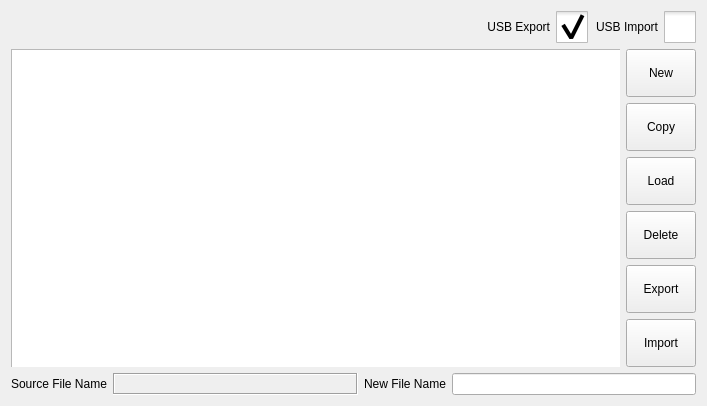
This is function_settings/moldinformation.ui in GaussCheng/2-5AxisPunch as Qt 5 draws it before an edit. The edited form follows.
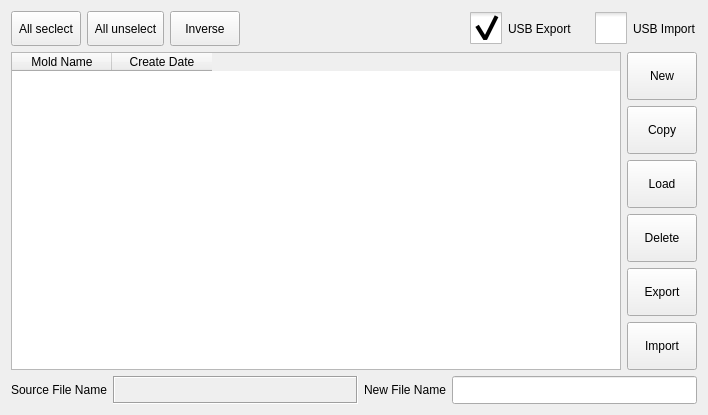
This is the edited form. The open tabs and pages were chosen to show the change. Icons and pictures are not drawn. Custom widgets are drawn as their Qt base class.

The edit to the form file:
```diff
--- a/function_settings/moldinformation.ui
+++ b/function_settings/moldinformation.ui
@@ -6,15 +6,18 @@
    <rect>
     <x>0</x>
     <y>0</y>
-    <width>707</width>
-    <height>384</height>
+    <width>708</width>
+    <height>415</height>
    </rect>
   </property>
   <property name="windowTitle">
    <string>Frame</string>
   </property>
   <property name="styleSheet">
-   <string notr="true">::indicator {
+   <string notr="true">::item::QCheckBox{
+    spacing:24px;
+}
+::indicator {
      width: 32px;
      height: 32px;
  }
@@ -27,16 +30,7 @@
 {
      image: url(:/resource/check_checked.png);
  }
-
-QRadioButton::indicator:checked:disabled
-{
- image: url(:/resource/check_checked_disable.png);
-}
-
-QRadioButton::indicator:unchecked:disabled
-{
- image: url(:/resource/check_unchecked_disable.png);
-}</string>
+</string>
   </property>
   <property name="frameShape">
    <enum>QFrame::NoFrame</enum>
@@ -47,22 +41,119 @@
   <layout class="QVBoxLayout" name="verticalLayout_2">
    <item>
     <layout class="QHBoxLayout" name="horizontalLayout_3">
+     <item>
+      <widget class="QToolButton" name="allToolButton">
+       <property name="sizePolicy">
+        <sizepolicy hsizetype="Fixed" vsizetype="Fixed">
+         <horstretch>0</horstretch>
+         <verstretch>0</verstretch>
+        </sizepolicy>
+       </property>
+       <property name="minimumSize">
+        <size>
+         <width>70</width>
+         <height>35</height>
+        </size>
+       </property>
+       <property name="layoutDirection">
+        <enum>Qt::LeftToRight</enum>
+       </property>
+       <property name="text">
+        <string>All seclect</string>
+       </property>
+       <property name="checkable">
+        <bool>false</bool>
+       </property>
+       <property name="checked">
+        <bool>false</bool>
+       </property>
+      </widget>
+     </item>
+     <item>
+      <widget class="QToolButton" name="unselectToolButton">
+       <property name="sizePolicy">
+        <sizepolicy hsizetype="Minimum" vsizetype="Preferred">
+         <horstretch>0</horstretch>
+         <verstretch>0</verstretch>
+        </sizepolicy>
+       </property>
+       <property name="minimumSize">
+        <size>
+         <width>70</width>
+         <height>0</height>
+        </size>
+       </property>
+       <property name="layoutDirection">
+        <enum>Qt::LeftToRight</enum>
+       </property>
+       <property name="text">
+        <string>All unselect</string>
+       </property>
+       <property name="checkable">
+        <bool>false</bool>
+       </property>
+       <property name="checked">
+        <bool>false</bool>
+       </property>
+      </widget>
+     </item>
+     <item>
+      <widget class="QToolButton" name="InverseToolButton">
+       <property name="sizePolicy">
+        <sizepolicy hsizetype="Minimum" vsizetype="Preferred">
+         <horstretch>0</horstretch>
+         <verstretch>0</verstretch>
+        </sizepolicy>
+       </property>
+       <property name="minimumSize">
+        <size>
+         <width>70</width>
+         <height>0</height>
+        </size>
+       </property>
+       <property name="layoutDirection">
+        <enum>Qt::LeftToRight</enum>
+       </property>
+       <property name="text">
+        <string>Inverse</string>
+       </property>
+       <property name="checkable">
+        <bool>false</bool>
+       </property>
+       <property name="checked">
+        <bool>false</bool>
+       </property>
+      </widget>
+     </item>
+     <item>
+      <spacer name="horizontalSpacer">
+       <property name="orientation">
+        <enum>Qt::Horizontal</enum>
+       </property>
+       <property name="sizeHint" stdset="0">
+        <size>
+         <width>40</width>
+         <height>20</height>
+        </size>
+       </property>
+      </spacer>
+     </item>
      <item>
       <widget class="QCheckBox" name="exportCheckBox">
        <property name="sizePolicy">
-        <sizepolicy hsizetype="Minimum" vsizetype="Preferred">
+        <sizepolicy hsizetype="Fixed" vsizetype="Preferred">
          <horstretch>0</horstretch>
          <verstretch>0</verstretch>
         </sizepolicy>
        </property>
        <property name="minimumSize">
         <size>
-         <width>300</width>
+         <width>119</width>
          <height>0</height>
         </size>
        </property>
        <property name="layoutDirection">
-        <enum>Qt::RightToLeft</enum>
+        <enum>Qt::LeftToRight</enum>
        </property>
        <property name="text">
         <string>USB Export</string>
@@ -90,7 +181,7 @@
         </size>
        </property>
        <property name="layoutDirection">
-        <enum>Qt::RightToLeft</enum>
+        <enum>Qt::LeftToRight</enum>
        </property>
        <property name="text">
         <string>USB Import</string>
@@ -105,26 +196,19 @@
    <item>
     <layout class="QHBoxLayout" name="horizontalLayout">
      <item>
-      <widget class="QStackedWidget" name="stackedWidget">
-       <property name="currentIndex">
-        <number>0</number>
-       </property>
-       <widget class="QWidget" name="page">
         <widget class="QTableWidget" name="informationTableWidget">
-         <property name="geometry">
-          <rect>
-           <x>0</x>
-           <y>0</y>
-           <width>611</width>
-           <height>329</height>
-          </rect>
-         </property>
          <property name="sizePolicy">
           <sizepolicy hsizetype="Preferred" vsizetype="Preferred">
            <horstretch>0</horstretch>
            <verstretch>0</verstretch>
           </sizepolicy>
          </property>
+       <property name="minimumSize">
+        <size>
+         <width>610</width>
+         <height>0</height>
+        </size>
+       </property>
          <property name="editTriggers">
           <set>QAbstractItemView::NoEditTriggers</set>
          </property>
@@ -147,26 +231,6 @@
            <string>Create Date</string>
           </property>
          </column>
-        </widget>
-       </widget>
-       <widget class="QWidget" name="page_2">
-        <widget class="QListWidget" name="fileListWidget">
-         <property name="geometry">
-          <rect>
-           <x>0</x>
-           <y>0</y>
-           <width>621</width>
-           <height>331</height>
-          </rect>
-         </property>
-         <property name="sizePolicy">
-          <sizepolicy hsizetype="Expanding" vsizetype="Preferred">
-           <horstretch>0</horstretch>
-           <verstretch>0</verstretch>
-          </sizepolicy>
-         </property>
-        </widget>
-       </widget>
       </widget>
      </item>
      <item>
```
Lines whose indentation alone changed are shown as unchanged.
